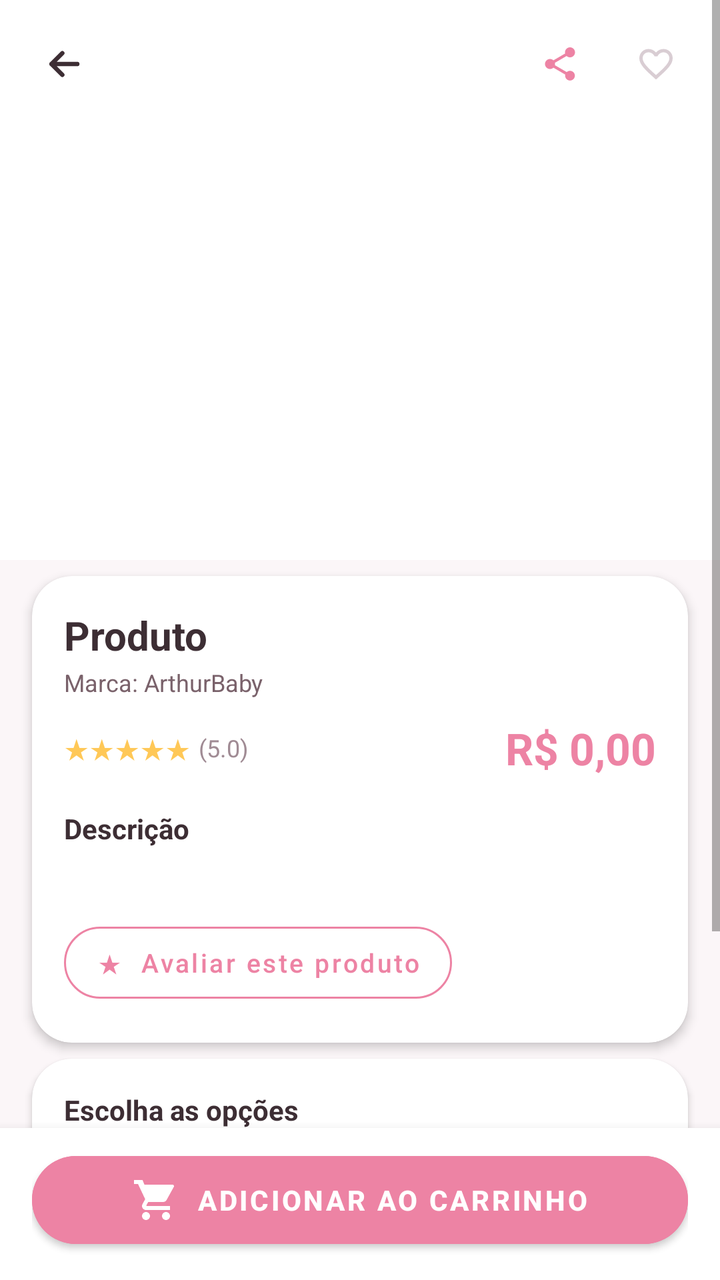
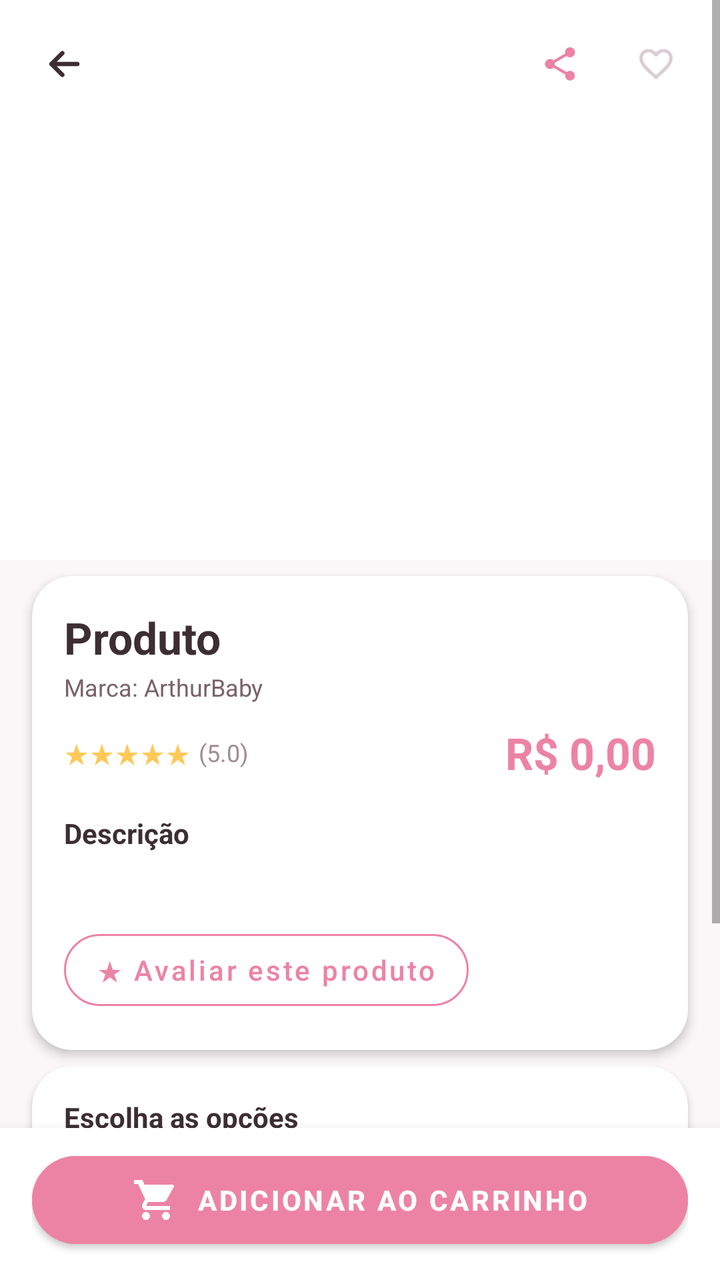

Screens rendered from an Android XML layout before and after an edit, with the pre-edit source and the edit as a unified diff.
<!-- AndroidManifest.xml: application theme Theme.ArthurBaby -->
<!-- res/layout/fragment_detalhe_produto.xml -->
<?xml version="1.0" encoding="utf-8"?>
<RelativeLayout xmlns:android="http://schemas.android.com/apk/res/android"
    xmlns:app="http://schemas.android.com/apk/res-auto"
    android:layout_width="match_parent"
    android:layout_height="match_parent"
    android:background="@color/fundo_claro">

    <ScrollView
        android:layout_width="match_parent"
        android:layout_height="match_parent"
        android:fillViewport="true">

        <LinearLayout
            android:layout_width="match_parent"
            android:layout_height="wrap_content"
            android:orientation="vertical"
            android:paddingBottom="90dp">

            
            <FrameLayout
                android:layout_width="match_parent"
                android:layout_height="280dp"
                android:background="@color/branco">

                
                <androidx.viewpager2.widget.ViewPager2
                    android:id="@+id/viewPagerImagens"
                    android:layout_width="match_parent"
                    android:layout_height="match_parent"
                    android:layout_margin="16dp" />

                
                <LinearLayout
                    android:id="@+id/indicadoresImagens"
                    android:layout_width="wrap_content"
                    android:layout_height="wrap_content"
                    android:layout_gravity="bottom|center_horizontal"
                    android:layout_marginBottom="12dp"
                    android:orientation="horizontal" />

                
                <LinearLayout
                    android:layout_width="match_parent"
                    android:layout_height="wrap_content"
                    android:orientation="horizontal"
                    android:gravity="center_vertical"
                    android:padding="12dp">

                    <ImageView
                        android:id="@+id/btnVoltar"
                        android:tooltipText="Voltar"
                        android:layout_width="40dp"
                        android:layout_height="40dp"
                        android:padding="10dp"
                        android:background="@drawable/bg_circulo_branco_suave"
                        android:src="@drawable/ic_voltar"
                        app:tint="@color/texto_primario"
                        android:contentDescription="Voltar" />

                    <View
                        android:layout_width="0dp"
                        android:layout_height="1dp"
                        android:layout_weight="1" />

                    <ImageView
                        android:id="@+id/btnCompartilhar"
                        android:tooltipText="Compartilhar produto"
                        android:contentDescription="Compartilhar produto"
                        android:layout_width="40dp"
                        android:layout_height="40dp"
                        android:padding="10dp"
                        android:background="@drawable/bg_circulo_branco_suave"
                        android:src="@drawable/ic_compartilhar"
                        app:tint="@color/rosa_arthur"
                        android:layout_marginEnd="8dp" />

                    <ImageView
                        android:id="@+id/btnFavoritoDetalhe"
                        android:tooltipText="Adicionar aos favoritos"
                        android:contentDescription="Adicionar aos favoritos"
                        android:layout_width="40dp"
                        android:layout_height="40dp"
                        android:padding="10dp"
                        android:background="@drawable/bg_circulo_branco_suave"
                        android:src="@drawable/ic_favorito"
                        app:tint="@color/coracao_inativo" />
                </LinearLayout>
            </FrameLayout>

            
            <androidx.cardview.widget.CardView
                android:layout_width="match_parent"
                android:layout_height="wrap_content"
                android:layout_marginHorizontal="16dp"
                android:layout_marginTop="8dp"
                app:cardCornerRadius="20dp"
                app:cardElevation="3dp"
                app:cardBackgroundColor="@color/branco">

                <LinearLayout
                    android:layout_width="match_parent"
                    android:layout_height="wrap_content"
                    android:orientation="vertical"
                    android:padding="16dp">

                    <TextView
                        android:id="@+id/tvNome"
                        android:layout_width="match_parent"
                        android:layout_height="wrap_content"
                        android:text="Produto"
                        android:textSize="20sp"
                        android:textStyle="bold"
                        android:textColor="@color/texto_primario"
                        android:maxLines="2"
                        android:ellipsize="end" />

                    <TextView
                        android:id="@+id/tvMarca"
                        android:layout_width="wrap_content"
                        android:layout_height="wrap_content"
                        android:text="Marca: ArthurBaby"
                        android:textColor="@color/cinza_medio"
                        android:textSize="12sp"
                        android:layout_marginTop="2dp" />

                    <LinearLayout
                        android:layout_width="match_parent"
                        android:layout_height="wrap_content"
                        android:orientation="horizontal"
                        android:gravity="center_vertical"
                        android:layout_marginTop="10dp">

                        <TextView
                            android:id="@+id/tvEstrelas"
                            android:layout_width="wrap_content"
                            android:layout_height="wrap_content"
                            android:text="★★★★★"
                            android:textColor="@color/amarelo_estrela"
                            android:textSize="14sp" />

                        <TextView
                            android:id="@+id/tvAvaliacao"
                            android:layout_width="wrap_content"
                            android:layout_height="wrap_content"
                            android:text="(5.0)"
                            android:textColor="@color/cinza_texto"
                            android:textSize="12sp"
                            android:layout_marginStart="4dp" />

                        <View
                            android:layout_width="0dp"
                            android:layout_height="1dp"
                            android:layout_weight="1" />

                        <TextView
                            android:id="@+id/tvPrecoAntigo"
                            android:layout_width="wrap_content"
                            android:layout_height="wrap_content"
                            android:text=""
                            android:textColor="@color/cinza_texto"
                            android:textSize="12sp"
                            android:visibility="gone"
                            android:layout_marginEnd="6dp" />

                        <TextView
                            android:id="@+id/tvPreco"
                            android:layout_width="wrap_content"
                            android:layout_height="wrap_content"
                            android:text="R$ 0,00"
                            android:textSize="22sp"
                            android:textStyle="bold"
                            android:textColor="@color/rosa_arthur" />
                    </LinearLayout>

                    <TextView
                        android:layout_width="wrap_content"
                        android:layout_height="wrap_content"
                        android:text="Descrição"
                        android:textStyle="bold"
                        android:textColor="@color/texto_primario"
                        android:textSize="14sp"
                        android:layout_marginTop="16dp" />

                    <TextView
                        android:id="@+id/tvDescricao"
                        android:layout_width="match_parent"
                        android:layout_height="wrap_content"
                        android:textColor="@color/cinza_medio"
                        android:textSize="13sp"
                        android:lineSpacingMultiplier="1.3"
                        android:layout_marginTop="4dp" />

                    <com.google.android.material.button.MaterialButton
                        android:id="@+id/btnAvaliar"
                        style="@style/Widget.MaterialComponents.Button.OutlinedButton"
                        android:layout_width="wrap_content"
                        android:layout_height="wrap_content"
                        android:layout_marginTop="12dp"
                        android:text="★  Avaliar este produto"
                        android:textAllCaps="false"
                        android:textSize="13sp"
                        android:textColor="@color/rosa_arthur"
                        app:strokeColor="@color/rosa_arthur"
                        app:cornerRadius="20dp" />
                </LinearLayout>
            </androidx.cardview.widget.CardView>

            
            <androidx.cardview.widget.CardView
                android:layout_width="match_parent"
                android:layout_height="wrap_content"
                android:layout_marginHorizontal="16dp"
                android:layout_marginTop="8dp"
                app:cardCornerRadius="20dp"
                app:cardElevation="2dp"
                app:cardBackgroundColor="@color/branco">

                <LinearLayout
                    android:layout_width="match_parent"
                    android:layout_height="wrap_content"
                    android:orientation="vertical"
                    android:padding="16dp">

                    <TextView
                        android:layout_width="wrap_content"
                        android:layout_height="wrap_content"
                        android:text="Escolha as opções"
                        android:textStyle="bold"
                        android:textColor="@color/texto_primario"
                        android:textSize="14sp" />

                    <TextView
                        android:layout_width="wrap_content"
                        android:layout_height="wrap_content"
                        android:text="Cor"
                        android:textColor="@color/cinza_medio"
                        android:textSize="13sp"
                        android:layout_marginTop="14dp" />

                    <LinearLayout
                        android:id="@+id/containerCores"
                        android:layout_width="match_parent"
                        android:layout_height="wrap_content"
                        android:orientation="horizontal"
                        android:layout_marginTop="6dp" />

                    <TextView
                        android:layout_width="wrap_content"
                        android:layout_height="wrap_content"
                        android:text="Tamanho"
                        android:textColor="@color/cinza_medio"
                        android:textSize="13sp"
                        android:layout_marginTop="14dp" />

                    <LinearLayout
                        android:id="@+id/containerTamanhos"
                        android:layout_width="match_parent"
                        android:layout_height="wrap_content"
                        android:orientation="horizontal"
                        android:layout_marginTop="6dp" />

                    <TextView
                        android:layout_width="wrap_content"
                        android:layout_height="wrap_content"
                        android:text="Modelo"
                        android:textColor="@color/cinza_medio"
                        android:textSize="13sp"
                        android:layout_marginTop="14dp" />

                    <LinearLayout
                        android:id="@+id/containerModelos"
                        android:layout_width="match_parent"
                        android:layout_height="wrap_content"
                        android:orientation="horizontal"
                        android:layout_marginTop="6dp" />
                </LinearLayout>
            </androidx.cardview.widget.CardView>

            
            <androidx.cardview.widget.CardView
                android:layout_width="match_parent"
                android:layout_height="wrap_content"
                android:layout_marginHorizontal="16dp"
                android:layout_marginTop="8dp"
                android:layout_marginBottom="16dp"
                app:cardCornerRadius="20dp"
                app:cardElevation="2dp"
                app:cardBackgroundColor="@color/branco">

                <LinearLayout
                    android:layout_width="match_parent"
                    android:layout_height="wrap_content"
                    android:orientation="horizontal"
                    android:padding="16dp"
                    android:gravity="center_vertical">

                    <TextView
                        android:layout_width="0dp"
                        android:layout_height="wrap_content"
                        android:layout_weight="1"
                        android:text="Quantidade"
                        android:textStyle="bold"
                        android:textColor="@color/texto_primario"
                        android:textSize="14sp" />

                    <LinearLayout
                        android:layout_width="wrap_content"
                        android:layout_height="wrap_content"
                        android:orientation="horizontal"
                        android:gravity="center_vertical"
                        android:background="@drawable/bg_contador_quantidade">

                        <com.google.android.material.button.MaterialButton
                            android:id="@+id/btnMenos"
                            android:tooltipText="Diminuir quantidade"
                            android:contentDescription="Diminuir quantidade"
                            android:layout_width="40dp"
                            android:layout_height="40dp"
                            android:text="-"
                            android:textSize="18sp"
                            android:backgroundTint="@color/branco"
                            android:textColor="@color/rosa_arthur"
                            android:insetTop="0dp"
                            android:insetBottom="0dp"
                            android:padding="0dp"
                            app:cornerRadius="20dp" />

                        <TextView
                            android:id="@+id/tvQtd"
                            android:layout_width="44dp"
                            android:layout_height="wrap_content"
                            android:gravity="center"
                            android:text="1"
                            android:textSize="17sp"
                            android:textStyle="bold"
                            android:textColor="@color/texto_primario" />

                        <com.google.android.material.button.MaterialButton
                            android:id="@+id/btnMais"
                            android:tooltipText="Aumentar quantidade"
                            android:contentDescription="Aumentar quantidade"
                            android:layout_width="40dp"
                            android:layout_height="40dp"
                            android:text="+"
                            android:textSize="18sp"
                            android:backgroundTint="@color/branco"
                            android:textColor="@color/rosa_arthur"
                            android:insetTop="0dp"
                            android:insetBottom="0dp"
                            android:padding="0dp"
                            app:cornerRadius="20dp" />
                    </LinearLayout>
                </LinearLayout>
            </androidx.cardview.widget.CardView>

        </LinearLayout>
    </ScrollView>

    
    <LinearLayout
        android:layout_width="match_parent"
        android:layout_height="wrap_content"
        android:layout_alignParentBottom="true"
        android:orientation="vertical"
        android:background="@color/branco"
        android:elevation="8dp"
        android:paddingHorizontal="16dp"
        android:paddingTop="8dp"
        android:paddingBottom="12dp">

        <com.google.android.material.button.MaterialButton
            android:id="@+id/btnAddCarrinho"
            android:layout_width="match_parent"
            android:layout_height="56dp"
            android:text="ADICIONAR AO CARRINHO"
            android:backgroundTint="@color/rosa_arthur"
            android:textColor="@color/branco"
            android:textStyle="bold"
            android:textSize="14sp"
            app:cornerRadius="28dp"
            app:icon="@drawable/ic_carrinho"
            app:iconTint="@color/branco"
            app:iconGravity="textStart" />
    </LinearLayout>

</RelativeLayout>
<!-- resources referenced by this layout -->
<resources>
  <color name="amarelo_estrela">#FFC857</color>
  <color name="branco">#FFFFFF</color>
  <color name="cinza_medio">#7A626B</color>
  <color name="cinza_texto">#A08B94</color>
  <color name="coracao_inativo">#D9CDD3</color>
  <color name="fundo_claro">#FBF6F8</color>
  <color name="rosa_arthur">#ED83A4</color>
  <color name="texto_primario">#3D2E34</color>
  <!-- drawable bg_circulo_branco_suave (drawable) -->
  <?xml version="1.0" encoding="utf-8"?>
  <shape xmlns:android="http://schemas.android.com/apk/res/android"
      android:shape="oval">
      <solid android:color="#44FFFFFF" />
  </shape>
  <!-- drawable bg_contador_quantidade (drawable) -->
  <?xml version="1.0" encoding="utf-8"?>
  <shape xmlns:android="http://schemas.android.com/apk/res/android"
      android:shape="rectangle">
      <solid android:color="@color/rosa_suave" />
      <corners android:radius="16dp" />
  </shape>
  <!-- drawable ic_favorito (drawable) -->
  <vector xmlns:android="http://schemas.android.com/apk/res/android"
      android:width="24dp"
      android:height="24dp"
      android:viewportWidth="24"
      android:viewportHeight="24">
      <path
          android:fillColor="#FF000000"
          android:pathData="M16.5,3c-1.74,0 -3.41,0.81 -4.5,2.09C10.91,3.81 9.24,3 7.5,3 4.42,3 2,5.42 2,8.5c0,3.78 3.4,6.86 8.55,11.54L12,21.35l1.45,-1.32C18.6,15.36 22,12.28 22,8.5 22,5.42 19.58,3 16.5,3zM12.1,18.55l-0.1,0.1 -0.1,-0.1C7.14,14.24 4,11.39 4,8.5 4,6.5 5.5,5 7.5,5c1.54,0 3.04,0.99 3.57,2.36h1.87C13.46,5.99 14.96,5 16.5,5c2,0 3.5,1.5 3.5,3.5 0,2.89 -3.14,5.74 -7.9,10.05z"/>
  </vector>
  <!-- drawable ic_voltar (drawable) -->
  <?xml version="1.0" encoding="utf-8"?>
  <vector xmlns:android="http://schemas.android.com/apk/res/android"
      android:width="24dp"
      android:height="24dp"
      android:viewportWidth="24"
      android:viewportHeight="24">
      <path
          android:pathData="M20,12H4.5M11,5.5L4.5,12L11,18.5"
          android:strokeColor="#FF000000"
          android:strokeWidth="2.6"
          android:strokeLineCap="round"
          android:strokeLineJoin="round" />
  </vector>
  <color name="rosa_suave">#FDF0F4</color>
  <color name="verde_arthur">#37B6B0</color>
  <color name="verde_escuro">#2A8F8A</color>
  <color name="rosa_escuro">#D56586</color>
  <!-- unchanged entries left out for length: 3 -->
</resources>

<!-- the commit's change to res/layout/fragment_detalhe_produto.xml (unified diff, before → after) -->
@@ -55,7 +55,7 @@
                         android:background="@drawable/bg_circulo_branco_suave"
                         android:src="@drawable/ic_voltar"
                         app:tint="@color/texto_primario"
-                        android:contentDescription="Voltar" />
+                        android:contentDescription="@string/voltar" />
 
                     <View
                         android:layout_width="0dp"
@@ -65,7 +65,7 @@
                     <ImageView
                         android:id="@+id/btnCompartilhar"
                         android:tooltipText="Compartilhar produto"
-                        android:contentDescription="Compartilhar produto"
+                        android:contentDescription="@string/compartilhar_produto"
                         android:layout_width="40dp"
                         android:layout_height="40dp"
                         android:padding="10dp"
@@ -77,7 +77,7 @@
                     <ImageView
                         android:id="@+id/btnFavoritoDetalhe"
                         android:tooltipText="Adicionar aos favoritos"
-                        android:contentDescription="Adicionar aos favoritos"
+                        android:contentDescription="@string/adicionar_aos_favoritos"
                         android:layout_width="40dp"
                         android:layout_height="40dp"
                         android:padding="10dp"
@@ -107,8 +107,8 @@
                         android:id="@+id/tvNome"
                         android:layout_width="match_parent"
                         android:layout_height="wrap_content"
-                        android:text="Produto"
-                        android:textSize="20sp"
+                        android:text="@string/produto"
+                        android:textSize="@dimen/texto_titulo"
                         android:textStyle="bold"
                         android:textColor="@color/texto_primario"
                         android:maxLines="2"
@@ -118,9 +118,9 @@
                         android:id="@+id/tvMarca"
                         android:layout_width="wrap_content"
                         android:layout_height="wrap_content"
-                        android:text="Marca: ArthurBaby"
-                        android:textColor="@color/cinza_medio"
-                        android:textSize="12sp"
+                        android:text="@string/marca_arthurbaby"
+                        android:textColor="@color/cinza_medio"
+                        android:textSize="@dimen/texto_pequeno"
                         android:layout_marginTop="2dp" />
 
                     <LinearLayout
@@ -134,17 +134,17 @@
                             android:id="@+id/tvEstrelas"
                             android:layout_width="wrap_content"
                             android:layout_height="wrap_content"
-                            android:text="★★★★★"
+                            android:text="@string/texto"
                             android:textColor="@color/amarelo_estrela"
-                            android:textSize="14sp" />
+                            android:textSize="@dimen/texto_corpo" />
 
                         <TextView
                             android:id="@+id/tvAvaliacao"
                             android:layout_width="wrap_content"
                             android:layout_height="wrap_content"
-                            android:text="(5.0)"
+                            android:text="@string/n_5_0"
                             android:textColor="@color/cinza_texto"
-                            android:textSize="12sp"
+                            android:textSize="@dimen/texto_pequeno"
                             android:layout_marginStart="4dp" />
 
                         <View
@@ -158,7 +158,7 @@
                             android:layout_height="wrap_content"
                             android:text=""
                             android:textColor="@color/cinza_texto"
-                            android:textSize="12sp"
+                            android:textSize="@dimen/texto_pequeno"
                             android:visibility="gone"
                             android:layout_marginEnd="6dp" />
 
@@ -166,8 +166,8 @@
                             android:id="@+id/tvPreco"
                             android:layout_width="wrap_content"
                             android:layout_height="wrap_content"
-                            android:text="R$ 0,00"
-                            android:textSize="22sp"
+                            android:text="@string/r_0_00"
+                            android:textSize="@dimen/texto_titulo"
                             android:textStyle="bold"
                             android:textColor="@color/rosa_arthur" />
                     </LinearLayout>
@@ -175,10 +175,10 @@
                     <TextView
                         android:layout_width="wrap_content"
                         android:layout_height="wrap_content"
-                        android:text="Descrição"
+                        android:text="@string/descricao"
                         android:textStyle="bold"
                         android:textColor="@color/texto_primario"
-                        android:textSize="14sp"
+                        android:textSize="@dimen/texto_corpo"
                         android:layout_marginTop="16dp" />
 
                     <TextView
@@ -186,7 +186,7 @@
                         android:layout_width="match_parent"
                         android:layout_height="wrap_content"
                         android:textColor="@color/cinza_medio"
-                        android:textSize="13sp"
+                        android:textSize="@dimen/texto_corpo"
                         android:lineSpacingMultiplier="1.3"
                         android:layout_marginTop="4dp" />
 
@@ -196,9 +196,9 @@
                         android:layout_width="wrap_content"
                         android:layout_height="wrap_content"
                         android:layout_marginTop="12dp"
-                        android:text="★  Avaliar este produto"
+                        android:text="@string/avaliar_este_produto"
                         android:textAllCaps="false"
-                        android:textSize="13sp"
+                        android:textSize="@dimen/texto_corpo"
                         android:textColor="@color/rosa_arthur"
                         app:strokeColor="@color/rosa_arthur"
                         app:cornerRadius="20dp" />
@@ -224,17 +224,17 @@
                     <TextView
                         android:layout_width="wrap_content"
                         android:layout_height="wrap_content"
-                        android:text="Escolha as opções"
+                        android:text="@string/escolha_as_opcoes"
                         android:textStyle="bold"
                         android:textColor="@color/texto_primario"
-                        android:textSize="14sp" />
-
-                    <TextView
-                        android:layout_width="wrap_content"
-                        android:layout_height="wrap_content"
-                        android:text="Cor"
-                        android:textColor="@color/cinza_medio"
-                        android:textSize="13sp"
+                        android:textSize="@dimen/texto_corpo" />
+
+                    <TextView
+                        android:layout_width="wrap_content"
+                        android:layout_height="wrap_content"
+                        android:text="@string/cor"
+                        android:textColor="@color/cinza_medio"
+                        android:textSize="@dimen/texto_corpo"
                         android:layout_marginTop="14dp" />
 
                     <LinearLayout
@@ -247,9 +247,9 @@
                     <TextView
                         android:layout_width="wrap_content"
                         android:layout_height="wrap_content"
-                        android:text="Tamanho"
-                        android:textColor="@color/cinza_medio"
-                        android:textSize="13sp"
+                        android:text="@string/tamanho"
+                        android:textColor="@color/cinza_medio"
+                        android:textSize="@dimen/texto_corpo"
                         android:layout_marginTop="14dp" />
 
                     <LinearLayout
@@ -262,9 +262,9 @@
                     <TextView
                         android:layout_width="wrap_content"
                         android:layout_height="wrap_content"
-                        android:text="Modelo"
-                        android:textColor="@color/cinza_medio"
-                        android:textSize="13sp"
+                        android:text="@string/modelo"
+                        android:textColor="@color/cinza_medio"
+                        android:textSize="@dimen/texto_corpo"
                         android:layout_marginTop="14dp" />
 
                     <LinearLayout
@@ -298,10 +298,10 @@
                         android:layout_width="0dp"
                         android:layout_height="wrap_content"
                         android:layout_weight="1"
-                        android:text="Quantidade"
+                        android:text="@string/quantidade"
                         android:textStyle="bold"
                         android:textColor="@color/texto_primario"
-                        android:textSize="14sp" />
+                        android:textSize="@dimen/texto_corpo" />
 
                     <LinearLayout
                         android:layout_width="wrap_content"
@@ -313,11 +313,11 @@
                         <com.google.android.material.button.MaterialButton
                             android:id="@+id/btnMenos"
                             android:tooltipText="Diminuir quantidade"
-                            android:contentDescription="Diminuir quantidade"
+                            android:contentDescription="@string/diminuir_quantidade"
                             android:layout_width="40dp"
                             android:layout_height="40dp"
-                            android:text="-"
-                            android:textSize="18sp"
+                            android:text="@string/texto_2"
+                            android:textSize="@dimen/texto_subtitulo"
                             android:backgroundTint="@color/branco"
                             android:textColor="@color/rosa_arthur"
                             android:insetTop="0dp"
@@ -330,19 +330,19 @@
                             android:layout_width="44dp"
                             android:layout_height="wrap_content"
                             android:gravity="center"
-                            android:text="1"
-                            android:textSize="17sp"
+                            android:text="@string/n_1"
+                            android:textSize="@dimen/texto_subtitulo"
                             android:textStyle="bold"
                             android:textColor="@color/texto_primario" />
 
                         <com.google.android.material.button.MaterialButton
                             android:id="@+id/btnMais"
                             android:tooltipText="Aumentar quantidade"
-                            android:contentDescription="Aumentar quantidade"
+                            android:contentDescription="@string/aumentar_quantidade"
                             android:layout_width="40dp"
                             android:layout_height="40dp"
-                            android:text="+"
-                            android:textSize="18sp"
+                            android:text="@string/texto_3"
+                            android:textSize="@dimen/texto_subtitulo"
                             android:backgroundTint="@color/branco"
                             android:textColor="@color/rosa_arthur"
                             android:insetTop="0dp"
@@ -372,11 +372,11 @@
             android:id="@+id/btnAddCarrinho"
             android:layout_width="match_parent"
             android:layout_height="56dp"
-            android:text="ADICIONAR AO CARRINHO"
+            android:text="@string/adicionar_ao_carrinho"
             android:backgroundTint="@color/rosa_arthur"
             android:textColor="@color/branco"
             android:textStyle="bold"
-            android:textSize="14sp"
+            android:textSize="@dimen/texto_corpo"
             app:cornerRadius="28dp"
             app:icon="@drawable/ic_carrinho"
             app:iconTint="@color/branco"
<!-- resource entries referenced after the edit -->
@@ -8,6 +8,10 @@
   <color name="fundo_claro">#FBF6F8</color>
   <color name="rosa_arthur">#ED83A4</color>
   <color name="texto_primario">#3D2E34</color>
+  <dimen name="texto_corpo">14sp</dimen>
+  <dimen name="texto_pequeno">12sp</dimen>
+  <dimen name="texto_subtitulo">18sp</dimen>
+  <dimen name="texto_titulo">22sp</dimen>
   <!-- drawable bg_circulo_branco_suave (drawable) -->
   <?xml version="1.0" encoding="utf-8"?>
   <shape xmlns:android="http://schemas.android.com/apk/res/android"
@@ -45,6 +49,27 @@
           android:strokeLineCap="round"
           android:strokeLineJoin="round" />
   </vector>
+  <string name="adicionar_ao_carrinho">ADICIONAR AO CARRINHO</string>
+  <string name="adicionar_aos_favoritos">Adicionar aos favoritos</string>
+  <string name="aumentar_quantidade">Aumentar quantidade</string>
+  <string name="avaliar_este_produto">★  Avaliar este produto</string>
+  <string name="compartilhar_produto">Compartilhar produto</string>
+  <string name="cor">Cor</string>
+  <string name="descricao">Descrição</string>
+  <string name="diminuir_quantidade">Diminuir quantidade</string>
+  <string name="escolha_as_opcoes">Escolha as opções</string>
+  <string name="marca_arthurbaby">Marca: ArthurBaby</string>
+  <string name="modelo">Modelo</string>
+  <string name="n_1">1</string>
+  <string name="n_5_0">(5.0)</string>
+  <string name="produto">Produto</string>
+  <string name="quantidade">Quantidade</string>
+  <string name="r_0_00">R$ 0,00</string>
+  <string name="tamanho">Tamanho</string>
+  <string name="texto">★★★★★</string>
+  <string name="texto_2">-</string>
+  <string name="texto_3">+</string>
+  <string name="voltar">Voltar</string>
   <color name="rosa_suave">#FDF0F4</color>
   <color name="verde_arthur">#37B6B0</color>
   <color name="verde_escuro">#2A8F8A</color>
